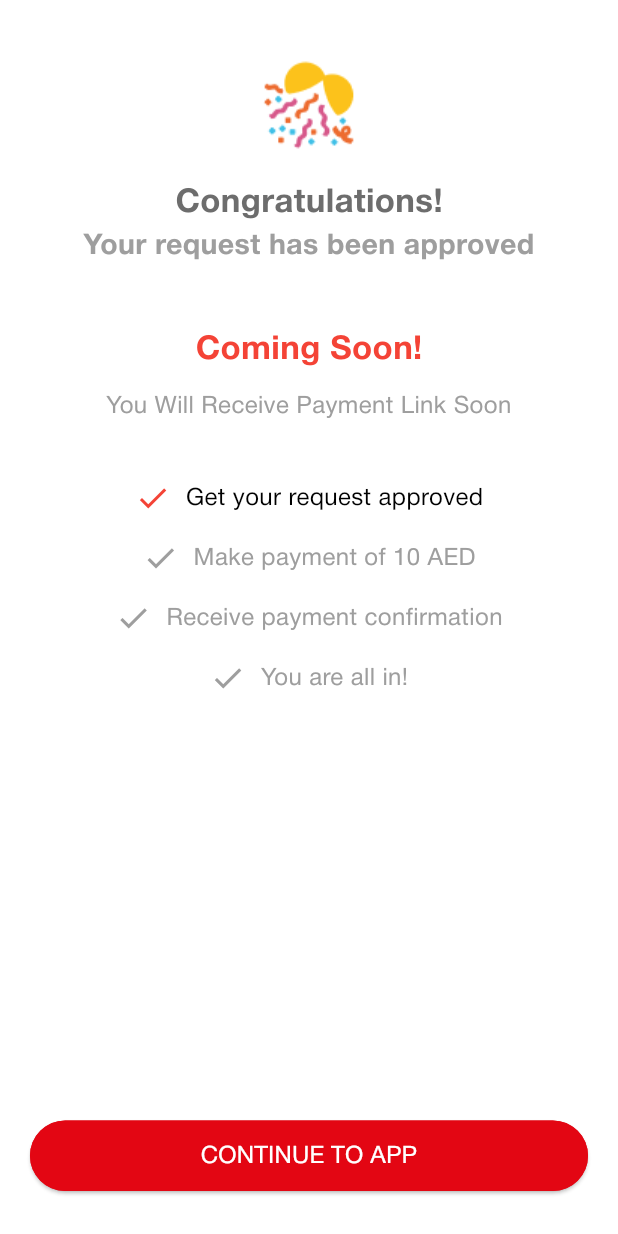
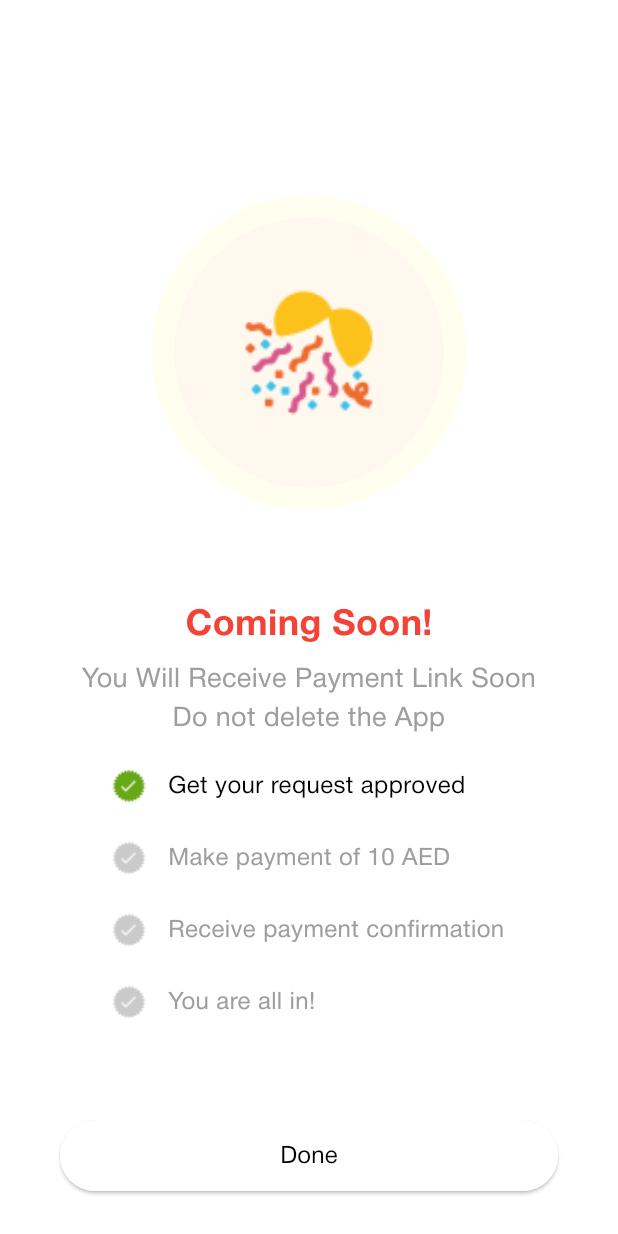
Before and after one commit to XyvinTech/Ackafa, a Flutter app: the PaymentConfirmationPage screen opened directly, on a phone screen of 412 x 824 dp. Run offline on Flutter 3.47's test engine with Material 3 defaults, Android fonts, the phone set to English and light mode, and no system bars; our stand-ins replace animate_do, animated_text_kit, app_links, audioplayers, carousel_slider, dio and 27 more; missing offline and left inert: contact_add, flutter_upgrade_version, hl_image_picker, image_gallery_saver_plus, record, syncfusion_flutter_pdfviewer; accounts and stored records are empty; generated files the repository leaves out were written again; network calls fail; project files that could hold a hidden picture were left out.

Commit message:
payment screen design updated

```diff
--- /dev/null
+++ b/ackafa/devtools_options.yaml
@@ -0,0 +1,3 @@
+description: This file stores settings for Dart & Flutter DevTools.
+documentation: https://docs.flutter.dev/tools/devtools/extensions#configure-extension-enablement-states
+extensions:
--- a/ackafa/lib/src/interface/screens/main_pages/loginPages/paymentpage.dart
+++ b/ackafa/lib/src/interface/screens/main_pages/loginPages/paymentpage.dart
@@ -98,87 +98,128 @@ class PaymentConfirmationPage extends StatelessWidget {
           body: SafeArea(
             child: Padding(
                 padding: const EdgeInsets.symmetric(horizontal: 20.0),
-              child: Column(
-                crossAxisAlignment: CrossAxisAlignment.center,
+                child: Stack(
                   children: [
-                  const SizedBox(height: 40),
-                  Column(
+
+                    Positioned(
+                        top: 130,
+                        left: 0,
+                        right: 0,
+                        child: Center(
+                          child: Stack(
+                            alignment: Alignment.center,
                             children: [
-                      Image.asset('assets/success.png'),
-                      const SizedBox(height: 20),
-                      const Text(
-                        'Congratulations!',
-                        style: TextStyle(
-                          fontSize: 22,
-                          fontWeight: FontWeight.bold,
-                          color: Color(0xFF6D6D6D),
+                              Container(
+                                width: 210,  // adjust size as needed
+                                height: 210,
+                                decoration:  const BoxDecoration(
+                                  color: Color(0xFFFFFEEF),
+                                  shape: BoxShape.circle,
                                 ),
                               ),
-                      const Text(
-                        'Your request has been approved',
+                              Container(
+                                width: 180,  // adjust size as needed
+                                height: 180,
+                                decoration:  const BoxDecoration(
+                                  color: Color(0xFFFFF8EF),
+                                  shape: BoxShape.circle,
+                                ),
+                              ),
+                              Image.asset(
+                                'assets/success.png',
+                                scale: .7,
+                              ),
+                            ],
+                          ),
+                        ),
+                      ),
+                                          const Positioned(
+                      top: 400,
+                      left: 0,
+                      right: 0,
+                      child: Center(
+                        child: Text(
+                          'Coming Soon!',
                           style: TextStyle(
-                          fontSize: 19,
+                            fontFamily: 'HelveticaNeue',
+                            fontSize: 24,
+                            fontWeight: FontWeight.bold,
+                            color: Colors.red,
+                          ),
+                        ),
+                      ),
+                    ),
+                    const Positioned(
+                        top: 440,
+                        left: 0,
+                        right: 0,
+                        child: Column(
+                          children: [
+                            Text(
+                              'You Will Receive Payment Link Soon',
+                              style: TextStyle(
+                                fontFamily: 'HelveticaNeue',
+                                fontSize: 18,
                                 color: Colors.grey,
-                          fontWeight: FontWeight.bold,
+                              ),
+                              textAlign: TextAlign.center,
+                            ),
+                            Text(
+                              'Do not delete the App',
+                              style: TextStyle(
+                                fontFamily: 'HelveticaNeue',
+                                fontSize: 18,
+                                color: Colors.grey,
                               ),
                               textAlign: TextAlign.center,
                             ),
                           ],
-                  ),
-                  const SizedBox(height: 40), // Space between sections
-                  // Next Steps
-                  Column(
+                        )),
+                    Positioned(
+                        top: 500,
+                        left: 0,
+                        right: 0,
+                        child: Padding(
+                          padding: const EdgeInsets.only(left: 50.0),
+                          child: Column(
                             crossAxisAlignment: CrossAxisAlignment.center,
                             children: [
-                      const Text(
-                        'Coming Soon!',
-                        style: TextStyle(
-                          fontSize: 22,
-                          fontWeight: FontWeight.bold,
-                          color: Colors.red,
-                        ),
-                      ),
-                      const SizedBox(height: 10),
-                      const Text(
-                        'You Will Receive Payment Link Soon',
-                        style: TextStyle(
-                          fontSize: 16,
-                          color: Colors.grey,
-                        ),
-                        textAlign: TextAlign.center,
-                      ),
-
-                      const SizedBox(height: 30),
                               // Checklist
                               _buildCheckListItem(
                                   'Get your request approved', true), // Checked
                               _buildCheckListItem(
                                   'Make payment of 10 AED', false), // Unchecked
                               _buildCheckListItem(
-                          'Receive payment confirmation', false), // Unchecked
+                                  'Receive payment confirmation',
+                                  false), // Unchecked
                               _buildCheckListItem(
                                   'You are all in!', false), // Unchecked
                             ],
                           ),
-                  const Spacer(),
-                  // Continue to Payment Button
-                  Consumer(
+                        )),
+                    Positioned(
+                      bottom: 30,
+                      left: 20,
+                      right: 20,
+                      child: Consumer(
                         builder: (context, ref, child) {
                           return customButton(
-                          label: 'CONTINUE TO APP',
+                              label: 'Done',
                               onPressed: () async {
                                 Navigator.of(context).pushReplacement(
                                     MaterialPageRoute(
                                         builder: (context) =>
                                             ProfileCompletionScreen()));
                               },
-                          fontSize: 16);
+                              fontSize: 16,
+                              buttonColor: Colors.white,
+                              labelColor: Colors.black,
+                              sideColor: Colors.white);
                         },
                       ),
-                  const SizedBox(height: 30), // Bottom padding
+                    ),
                   ],
-              ),
-            ),
+                )),
           ),
         );
       } else {
@@ -192,16 +233,17 @@ class PaymentConfirmationPage extends StatelessWidget {
     return Padding(
       padding: const EdgeInsets.symmetric(vertical: 8.0),
       child: Row(
-        mainAxisAlignment: MainAxisAlignment.center,
+        mainAxisAlignment: MainAxisAlignment.start,
         children: [
-          Icon(
-            isChecked ? Icons.check : Icons.check,
-            color: isChecked ? Colors.red : Colors.grey,
+          Image.asset(
+            isChecked ? 'assets/tic.png' : 'assets/untic.png',
+            // color: isChecked ? Colors.green : Colors.grey,
           ),
           const SizedBox(width: 10),
           Text(
             text,
             style: TextStyle(
+              fontFamily: 'HelveticaNeue',
               fontSize: 16,
               fontWeight: FontWeight.w500,
               color: isChecked ? Colors.black : Colors.grey,
```
Also changed, not shown: ackafa/lib/src/interface/constants/text_style.dart (added, +27 -0 lines), ackafa/lib/src/interface/screens/main_pages/loginPages/user_registrationPage.dart (+64 -7 lines), ackafa/lib/src/interface/splash_screen.dart (+13 -11 lines), ackafa/assets/tic.png (added), ackafa/assets/untic.png (added). Lines whose indentation alone changed are shown as unchanged.
